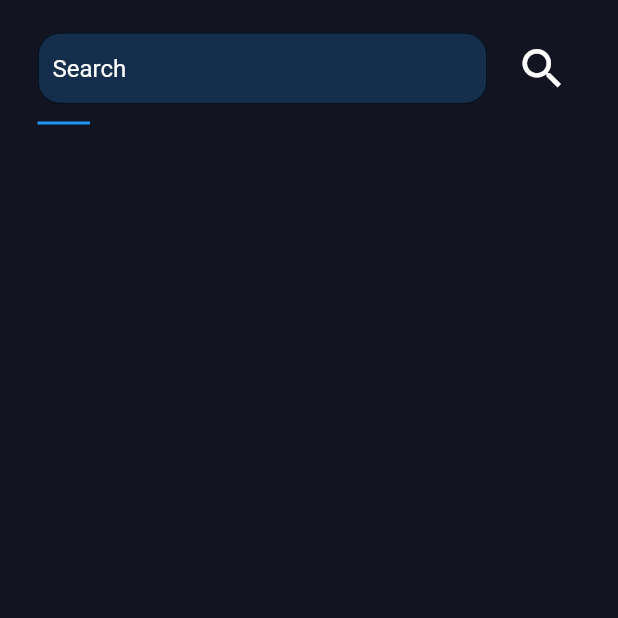
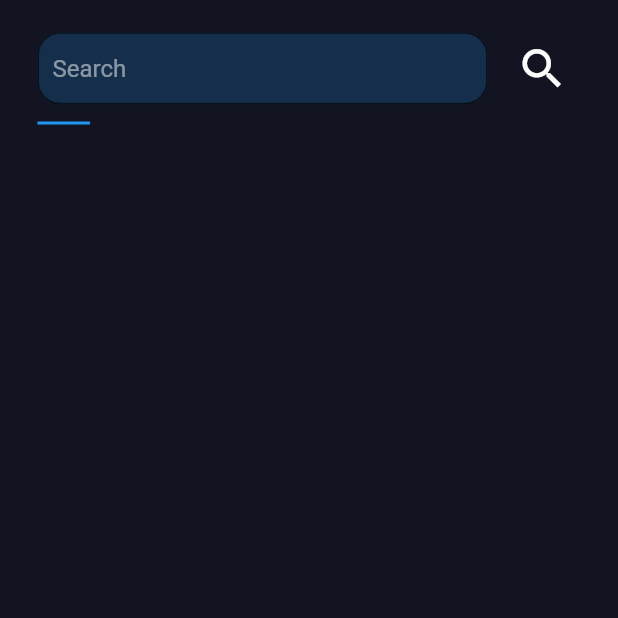
Before and after one commit to Minituff/Sleep-App, a Flutter app: the screen it shows after launch, after a tap on the "search" icon, on a phone screen of 412 x 824 dp, the top half of it. Run offline on Flutter 3.47's test engine with Material 2 defaults, Android fonts, the phone set to English and light mode, and no system bars.

Commit message:
Updated Dart min version + searchbar

```diff
--- a/lib/main.dart
+++ b/lib/main.dart
@@ -61,7 +61,7 @@ class _MyHomePageState extends State<MyHomePage> {
                               border: OutlineInputBorder(borderRadius: BorderRadius.circular(15)),
                               contentPadding: EdgeInsets.symmetric(horizontal: 10, vertical: 11),
                               hintText: 'Search',
-                              hintStyle: TextStyle(color: Colors.white),
+                              hintStyle: TextStyle(color: Colors.white.withOpacity(0.5)),
                               focusedBorder: OutlineInputBorder(
                                 borderSide: BorderSide(style: BorderStyle.none),
                                 borderRadius: BorderRadius.circular(15),
--- a/pubspec.yaml
+++ b/pubspec.yaml
@@ -14,7 +14,7 @@ description: A new Flutter project.
 version: 1.0.0+1
 
 environment:
-  sdk: ">=2.1.0 <3.0.0"
+  sdk: ">=2.2.2 <3.0.0"
 
 dependencies:
   flutter:
```
